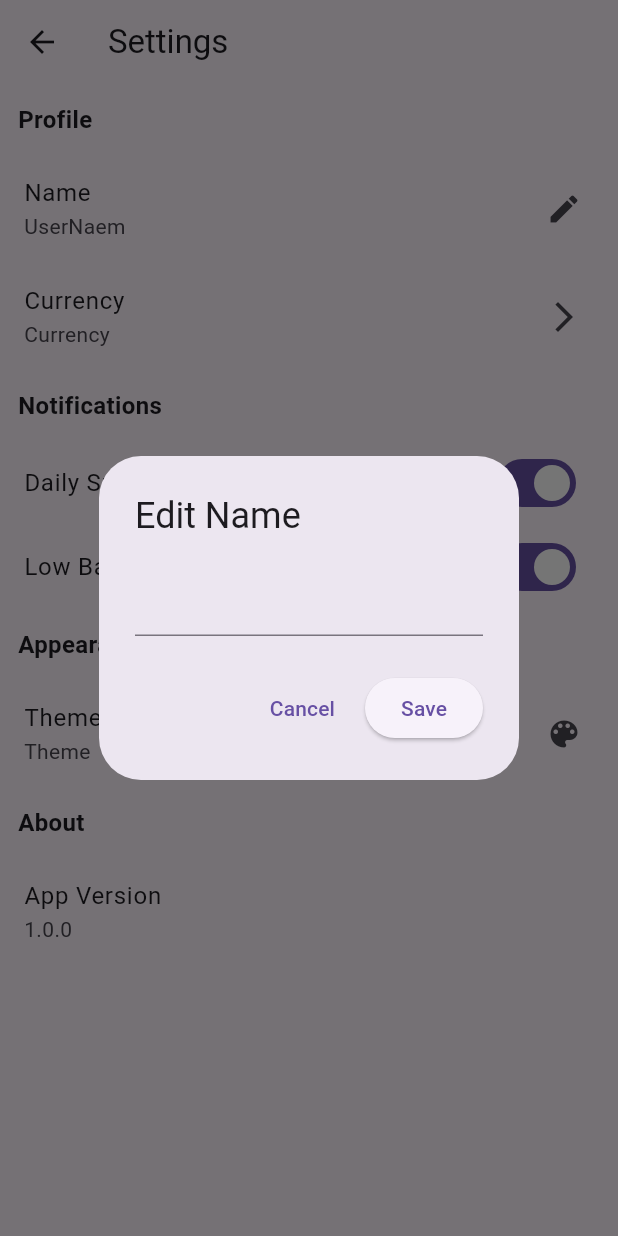
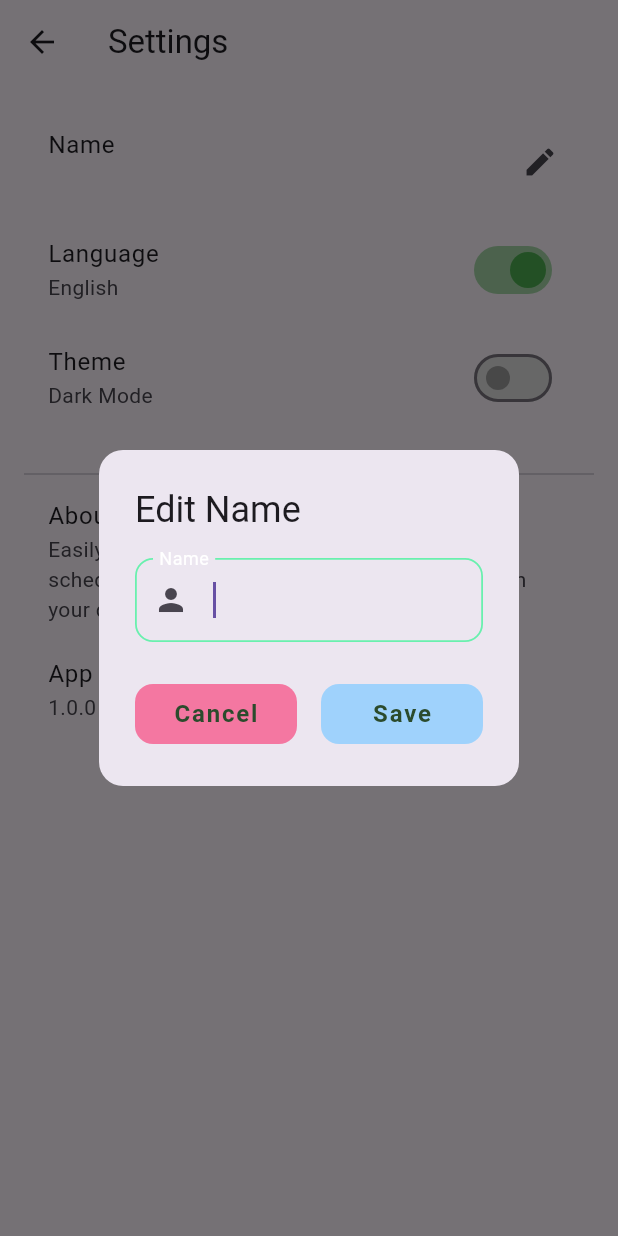
Before and after one commit to Fady-Esam/finance-app, a Flutter app: the SettingsView screen opened directly, after a tap on "Name", on a phone screen of 412 x 824 dp. Run offline on Flutter 3.47's test engine with Material 3 defaults, Android fonts, the phone set to English and light mode, and no system bars; our stand-ins replace dartz, fl_chart, flutter_bloc, flutter_svg, hive, hive_flutter and 1 more; accounts and stored records are empty.

Commit message:
finish settings feature

```diff
--- a/lib/features/home/presentation/views/widgets/custom_manage_finance_button.dart
+++ b/lib/features/home/presentation/views/widgets/custom_manage_finance_button.dart
@@ -6,19 +6,24 @@ class CustomManageFinanceButton extends StatelessWidget {
     required this.text,
     required this.color,
     this.onPressed,
+    this.fontSize = 16,
+    this.horizontalPadding = 0.0,
   });
   final String text;
   final Color color;
   final void Function()? onPressed;
+  final double fontSize;
+  final double horizontalPadding;
   @override
   Widget build(BuildContext context) {
     return TextButton(
       onPressed: onPressed,
       style: TextButton.styleFrom(
-        padding: const EdgeInsets.symmetric(vertical: 8),
+        padding:  EdgeInsets.symmetric(vertical: 8, horizontal: horizontalPadding,
+        ),
         backgroundColor: color, // Subtle background
-        textStyle: const TextStyle(
-          fontSize: 16,
+        textStyle:  TextStyle(
+          fontSize: fontSize,
           fontWeight: FontWeight.w600,
           letterSpacing: 1.2,
         ),
@@ -28,7 +33,7 @@ class CustomManageFinanceButton extends StatelessWidget {
         child: Text(
           text,
           style: TextStyle(
-            fontSize: 18,
+            fontSize: fontSize,
             color: Color.fromARGB(255, 43, 75, 44),
           ),
         ),
--- /dev/null
+++ b/lib/features/settings/presentation/views/funcs/show_name_dialoge.dart
@@ -0,0 +1,71 @@
+import 'package:flutter/material.dart';
+
+import '../../../../../generated/l10n.dart';
+import '../../../../home/presentation/views/widgets/custom_manage_finance_button.dart';
+
+void showNameDialog(BuildContext context, TextEditingController controller, void Function()? onPressed,
+) async {
+  await showDialog(
+    context: context,
+    builder:
+        (_) => AlertDialog(
+          shape: RoundedRectangleBorder(
+            borderRadius: BorderRadius.circular(16),
+          ),
+          title: Text(S.of(context).edit_name),
+          content: TextField(
+            controller: controller,
+
+            //decoration: InputDecoration(labelText: S.of(context).name),
+            autofocus: true,
+            decoration: InputDecoration(
+              labelText: S.of(context).name,
+              labelStyle: TextStyle(color: Colors.white),
+              border: OutlineInputBorder(
+                borderRadius: BorderRadius.circular(12),
+                borderSide: const BorderSide(
+                  color: Color(0xFFB0BEC5),
+                  width: 1.2,
+                ),
+              ),
+              focusedBorder: OutlineInputBorder(
+                borderRadius: BorderRadius.circular(12),
+                borderSide: const BorderSide(
+                  color: Colors.greenAccent,
+                  width: 1.2,
+                ),
+              ),
+              prefixIcon: Icon(Icons.person),
+            ),
+          ),
+          actions: [
+            Row(
+              mainAxisAlignment: MainAxisAlignment.spaceBetween,
+              children: [
+                Expanded(
+                  child: CustomManageFinanceButton(
+                    text: S.of(context).cancel,
+                    color: const Color.fromARGB(255, 244, 119, 161),
+                    onPressed: () {
+                      Navigator.pop(context);
+                    },
+                    fontSize: 16,
+                    horizontalPadding: 8,
+                  ),
+                ),
+                const SizedBox(width: 16),
+                Expanded(
+                  child: CustomManageFinanceButton(
+                    text: S.of(context).save,
+                    color: const Color.fromARGB(255, 159, 210, 252),
+                    onPressed: onPressed,
+                    fontSize: 16,
+                    horizontalPadding: 8,
+                  ),
+                ),
+              ],
+            ),
+          ],
+        ),
+  );
+}
--- a/lib/features/settings/presentation/views/settings_view.dart
+++ b/lib/features/settings/presentation/views/settings_view.dart
@@ -1,4 +1,14 @@
+import 'dart:ui';
+
 import 'package:flutter/material.dart';
+import 'package:flutter_bloc/flutter_bloc.dart';
+
+import '../../../../cubits/change_language_cubit/change_language_cubit.dart';
+import '../../../../cubits/change_theme_cubit/change_theme_cubit.dart';
+import '../../../../generated/l10n.dart';
+import '../../../user_setup/data/models/user_setup_model.dart';
+import '../../../user_setup/presentation/manager/cubits/manage_user_setup_cubit/manage_user_setup_cubit.dart';
+import 'funcs/show_name_dialoge.dart';
 
 class SettingsView extends StatefulWidget {
   const SettingsView({super.key});
@@ -8,102 +18,129 @@ class SettingsView extends StatefulWidget {
 }
 
 class _SettingsViewState extends State<SettingsView> {
+  ThemeMode themeMode = ThemeMode.system;
+  String langCode =
+      PlatformDispatcher.instance.locale.languageCode == "ar" ||
+              PlatformDispatcher.instance.locale.languageCode == "en"
+          ? PlatformDispatcher.instance.locale.languageCode
+          : "en";
+  UserSetupModel? userSetupModel;
+  Future<void> getSavedTheme() async {
+    themeMode =
+        await BlocProvider.of<ChangeThemeCubit>(context).getSavedTheme();
+    setState(() {});
+  }
+
+  Future<void> getUserSetupModelData() async {
+    userSetupModel =
+        await BlocProvider.of<ManageUserSetupCubit>(
+          context,
+        ).getUserSetupModel();
+    setState(() {});
+  }
+
+  @override
+  void initState() {
+    super.initState();
+    getUserSetupModelData();
+    getSavedTheme();
+  }
+
+  void toggleTheme() async {
+    await getSavedTheme();
+    ThemeMode newMode =
+        themeMode == ThemeMode.dark ? ThemeMode.light : ThemeMode.dark;
+    await BlocProvider.of<ChangeThemeCubit>(context).changeTheme(newMode);
+    setState(() {
+      themeMode = newMode;
+    });
+  }
+
   @override
   Widget build(BuildContext context) {
     return Scaffold(
-      appBar: AppBar(title: Text('Settings')),
-      body:ListView(
+      appBar: AppBar(title: Text(S.of(context).settings)),
+      body: Padding(
+        padding: const EdgeInsets.all(16),
+        child: ListView(
           children: [
-              _sectionTitle('Profile'),
+            // Name Editor
             ListTile(
-                title: Text('Name'),
-                subtitle: Text("UserNaem"),
+              title: Text(S.of(context).name),
+              subtitle: Text(userSetupModel?.name ?? ''),
               trailing: Icon(Icons.edit),
-                onTap: () => _showNameDialog(context, ""),
+              onTap: () async {
+                var controller = TextEditingController(
+                  text: userSetupModel?.name,
+                );
+                showNameDialog(context, controller, () async {
+                  await BlocProvider.of<ManageUserSetupCubit>(
+                    context,
+                  ).saveUserSetupModel(
+                    UserSetupModel(
+                      name: controller.text,
+                      balance: userSetupModel?.balance,
+                      startDateTime: userSetupModel?.startDateTime,
+                    ),
+                  );
+                  await getUserSetupModelData();
+                  Navigator.pop(context);
+                });
+              },
+            ),
+            // Language Switcher
+            SwitchListTile(
+              title: Text(S.of(context).language),
+              subtitle: Text(S.of(context).english),
+              value: langCode == "en",
+              onChanged: (value) async {
+                String loadedLang =
+                    await BlocProvider.of<ChangeLanguageCubit>(
+                      context,
+                    ).getSavedLanguage();
+                langCode = loadedLang == "ar" ? "en" : "ar";
+                await BlocProvider.of<ChangeLanguageCubit>(
+                  context,
+                ).changeLanguage(langCode);
+              },
+              activeColor:
+                  Colors.green, // The color of the switch thumb when ON
+              activeTrackColor: Colors.green[200], // The track color when ON
+              inactiveThumbColor: Colors.grey, // Thumb color when OFF
+              inactiveTrackColor: Colors.grey[300], // Track color when OFF
+            ),
+            // Theme Switcher
+            SwitchListTile(
+              title: Text(S.of(context).theme),
+              subtitle: Text(S.of(context).dark_mode),
+              value: themeMode == ThemeMode.dark,
+              onChanged: (value) => toggleTheme(),
+              activeColor:
+                  Colors.green, // The color of the switch thumb when ON
+              activeTrackColor: Colors.green[200], // The track color when ON
+              inactiveThumbColor: Colors.grey, // Thumb color when OFF
+              inactiveTrackColor: Colors.grey[300], // Track color when OFF
+            ),
+            const SizedBox(height: 20),
+
+            // About Section
+            const Divider(),
+            ListTile(
+              title: Text(S.of(context).about),
+              subtitle: Text(S.of(context).about_text),
             ),
             ListTile(
-                title: Text('Currency'),
-                subtitle: Text("Currency"),
-                trailing: Icon(Icons.arrow_forward_ios),
-                onTap: () => _showCurrencyPicker(context),
-              ),
-              _sectionTitle('Notifications'),
-              SwitchListTile(
-                title: Text('Daily Summary'),
-                value: true,
-                onChanged:
-                    (val) =>()
-                        /*context.read<SettingsCubit>().toggleDailySummary(val),*/
-              ),
-              SwitchListTile(
-                title: Text('Low Balance Alert'),
-                value: true,
-                onChanged:
-                    (val) =>()/*context.read<SettingsCubit>().update(
-                      settings.copyWith(lowBalanceAlert: val),
-                    )*/,
-              ),
-              _sectionTitle('Appearance'),
-              ListTile(
-                title: Text('Theme'),
-                subtitle: Text("Theme"),
-                trailing: Icon(Icons.color_lens),
-                onTap: () => _showThemeDialog(context),
-              ),
-              _sectionTitle('About'),
-              ListTile(title: Text('App Version'), subtitle: Text('1.0.0')),
-            ],
-
-          )
-
-    );
-  }
-
-  Widget _sectionTitle(String title) => Padding(
-    padding: const EdgeInsets.all(12.0),
-    child: Text(
-      title,
-      style: TextStyle(fontWeight: FontWeight.bold, fontSize: 16),
-    ),
-  );
-
-  void _showNameDialog(BuildContext context, String currentName) {
-    final controller = TextEditingController(text: currentName);
-    showDialog(
-      context: context,
-      builder:
-          (_) => AlertDialog(
-            title: Text('Edit Name'),
-            content: TextField(controller: controller),
-            actions: [
-              TextButton(
-                onPressed: () => Navigator.pop(context),
-                child: Text('Cancel'),
-              ),
-              ElevatedButton(
-                onPressed: () {
-                  final newName = controller.text.trim();
-                  if (newName.isNotEmpty) {
-                    // context.read<SettingsCubit>().update(
-                    //   context.read<SettingsCubit>().state.copyWith(
-                    //     userName: newName,
-                    //   ),
-                    // );
-                  }
-                  Navigator.pop(context);
-                },
-                child: Text('Save'),
+              title: Text(S.of(context).app_version),
+              subtitle: Text("1.0.0"),
             ),
           ],
+        ),
       ),
     );
   }
 
-  void _showCurrencyPicker(BuildContext context) {
-    // Could be a dropdown or search dialog
+  // Future<String> _getAppVersion() async {
+  //   final info = await PackageInfo.fromPlatform();
+  //   return info.version;
+  // }
 }
-
-  void _showThemeDialog(BuildContext context) {
-    // Dialog with Light / Dark / System options
-  }
-}
--- a/lib/features/user_setup/data/repos/user_setup_repo_impl.dart
+++ b/lib/features/user_setup/data/repos/user_setup_repo_impl.dart
@@ -1,6 +1,5 @@
 import 'package:finance_flutter_app/features/user_setup/data/models/user_setup_model.dart';
 import 'package:shared_preferences/shared_preferences.dart';
-
 import 'user_setup_repo.dart';
 
 class UserSetupRepoImpl implements UserSetupRepo {
--- a/lib/l10n/intl_ar.arb
+++ b/lib/l10n/intl_ar.arb
@@ -87,5 +87,12 @@
     "name": "الاسم",
     "initial_balance" : "الرصيد الابتدائي",
     "enter_name"  : "أدخل اسمك",
-    "please_enter_name" : "من فضلك ادخل اسمك"
+    "please_enter_name" : "من فضلك ادخل اسمك",
+    "about":"حول",
+    "about_text":"تتبع النفقات وإدارة الرصيد وجدولة المعاملات المتكررة بسهولة — مع حفظ البيانات بأمان على جهازك.",
+    "language":"اللغة",
+    "english":"الانجليزية",
+    "edit_name": "تعديل الاسم",
+    "theme":"السمة",
+    "app_version":"اصدار التطبيق"
 }
--- a/lib/l10n/intl_en.arb
+++ b/lib/l10n/intl_en.arb
@@ -87,5 +87,12 @@
     "name": "Name",
     "initial_balance" : "Initial Balance",
     "enter_name" : "Enter Your Name",
-    "please_enter_name" : "من فضلك ادخل اسمك"
+    "please_enter_name" : "من فضلك ادخل اسمك",
+    "about":"About",
+    "about_text": "Easily track expenses, manage your balance, and schedule recurring transactions as all securely on your device.",
+    "language":"Language",
+    "english":"English",
+    "edit_name":"Edit Name",
+    "theme":"Theme",
+    "app_version":"App Version"
 }
```
Also changed, not shown: lib/features/home/presentation/views/all_activities_view.dart (deleted, +0 -132 lines), lib/features/home/presentation/views/home_view.dart (+20 -22 lines), lib/features/home/presentation/views/widgets/home_appbar.dart (+3 -23 lines), lib/features/home/presentation/views/widgets/home_body.dart (+5 -34 lines), lib/features/home/presentation/views/widgets/manage_finance_buttons.dart (+18 -18 lines), lib/generated/intl/messages_ar.dart, lib/generated/intl/messages_en.dart, lib/generated/l10n.dart. Lines whose indentation alone changed are shown as unchanged.
